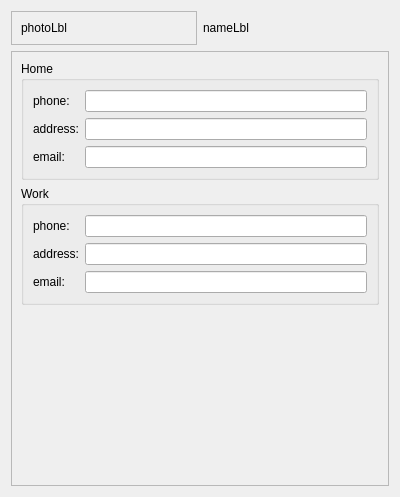
First picture: the form in src/contactdetails.ui, repository ZestyMeta/qontacts, before the edit.
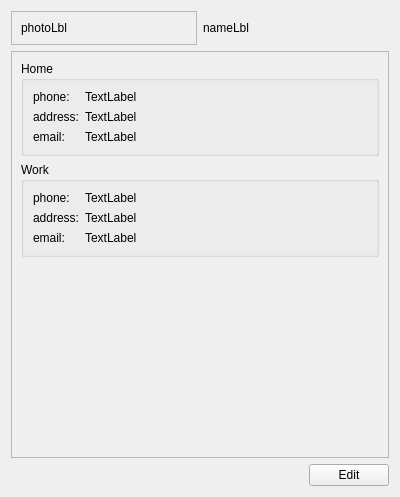
Second picture: the form after the edit. The open tabs and pages were chosen to show the change.

```diff
--- a/src/contactdetails.ui
+++ b/src/contactdetails.ui
@@ -60,6 +60,25 @@
     </layout>
    </item>
    <item>
+    <widget class="QStackedWidget" name="stackedWidget">
+     <property name="currentIndex">
+      <number>0</number>
+     </property>
+     <widget class="QWidget" name="editablePage">
+      <layout class="QVBoxLayout" name="verticalLayout_3">
+       <property name="leftMargin">
+        <number>0</number>
+       </property>
+       <property name="topMargin">
+        <number>0</number>
+       </property>
+       <property name="rightMargin">
+        <number>0</number>
+       </property>
+       <property name="bottomMargin">
+        <number>0</number>
+       </property>
+       <item>
     <widget class="QScrollArea" name="scrollArea">
      <property name="widgetResizable">
       <bool>true</bool>
@@ -70,7 +89,7 @@
         <x>0</x>
         <y>0</y>
         <width>380</width>
-        <height>432</height>
+            <height>397</height>
        </rect>
       </property>
       <layout class="QVBoxLayout" name="verticalLayout_2">
@@ -164,6 +183,208 @@
           </size>
          </property>
         </spacer>
+           </item>
+          </layout>
+         </widget>
+        </widget>
+       </item>
+       <item>
+        <layout class="QHBoxLayout" name="horizontalLayout_3">
+         <item>
+          <spacer name="horizontalSpacer">
+           <property name="orientation">
+            <enum>Qt::Horizontal</enum>
+           </property>
+           <property name="sizeHint" stdset="0">
+            <size>
+             <width>40</width>
+             <height>20</height>
+            </size>
+           </property>
+          </spacer>
+         </item>
+         <item>
+          <widget class="QPushButton" name="saveBtn">
+           <property name="text">
+            <string>Save</string>
+           </property>
+          </widget>
+         </item>
+        </layout>
+       </item>
+      </layout>
+     </widget>
+     <widget class="QWidget" name="readOnlyPage">
+      <layout class="QVBoxLayout" name="verticalLayout_5">
+       <property name="leftMargin">
+        <number>0</number>
+       </property>
+       <property name="topMargin">
+        <number>0</number>
+       </property>
+       <property name="rightMargin">
+        <number>0</number>
+       </property>
+       <property name="bottomMargin">
+        <number>0</number>
+       </property>
+       <item>
+        <widget class="QScrollArea" name="scrollArea_2">
+         <property name="widgetResizable">
+          <bool>true</bool>
+         </property>
+         <widget class="QWidget" name="scrollAreaWidgetContents_2">
+          <property name="geometry">
+           <rect>
+            <x>0</x>
+            <y>0</y>
+            <width>380</width>
+            <height>397</height>
+           </rect>
+          </property>
+          <layout class="QVBoxLayout" name="verticalLayout_4">
+           <item>
+            <widget class="QGroupBox" name="groupBox_3">
+             <property name="title">
+              <string>Home</string>
+             </property>
+             <layout class="QFormLayout" name="formLayout_3">
+              <item row="0" column="0">
+               <widget class="QLabel" name="label_7">
+                <property name="text">
+                 <string>phone:</string>
+                </property>
+               </widget>
+              </item>
+              <item row="1" column="0">
+               <widget class="QLabel" name="label_8">
+                <property name="text">
+                 <string>address:</string>
+                </property>
+               </widget>
+              </item>
+              <item row="2" column="0">
+               <widget class="QLabel" name="label_9">
+                <property name="text">
+                 <string>email:</string>
+                </property>
+               </widget>
+              </item>
+              <item row="0" column="1">
+               <widget class="QLabel" name="homephone">
+                <property name="text">
+                 <string>TextLabel</string>
+                </property>
+               </widget>
+              </item>
+              <item row="1" column="1">
+               <widget class="QLabel" name="homeaddress">
+                <property name="text">
+                 <string>TextLabel</string>
+                </property>
+               </widget>
+              </item>
+              <item row="2" column="1">
+               <widget class="QLabel" name="homeemail">
+                <property name="text">
+                 <string>TextLabel</string>
+                </property>
+               </widget>
+              </item>
+             </layout>
+            </widget>
+           </item>
+           <item>
+            <widget class="QGroupBox" name="groupBox_4">
+             <property name="title">
+              <string>Work</string>
+             </property>
+             <layout class="QFormLayout" name="formLayout_4">
+              <item row="0" column="0">
+               <widget class="QLabel" name="label_10">
+                <property name="text">
+                 <string>phone:</string>
+                </property>
+               </widget>
+              </item>
+              <item row="1" column="0">
+               <widget class="QLabel" name="label_11">
+                <property name="text">
+                 <string>address:</string>
+                </property>
+               </widget>
+              </item>
+              <item row="2" column="0">
+               <widget class="QLabel" name="label_12">
+                <property name="text">
+                 <string>email:</string>
+                </property>
+               </widget>
+              </item>
+              <item row="0" column="1">
+               <widget class="QLabel" name="workphone">
+                <property name="text">
+                 <string>TextLabel</string>
+                </property>
+               </widget>
+              </item>
+              <item row="1" column="1">
+               <widget class="QLabel" name="workaddress">
+                <property name="text">
+                 <string>TextLabel</string>
+                </property>
+               </widget>
+              </item>
+              <item row="2" column="1">
+               <widget class="QLabel" name="workemail">
+                <property name="text">
+                 <string>TextLabel</string>
+                </property>
+               </widget>
+              </item>
+             </layout>
+            </widget>
+           </item>
+           <item>
+            <spacer name="verticalSpacer_2">
+             <property name="orientation">
+              <enum>Qt::Vertical</enum>
+             </property>
+             <property name="sizeHint" stdset="0">
+              <size>
+               <width>20</width>
+               <height>40</height>
+              </size>
+             </property>
+            </spacer>
+           </item>
+          </layout>
+         </widget>
+        </widget>
+       </item>
+       <item>
+        <layout class="QHBoxLayout" name="horizontalLayout_4">
+         <item>
+          <spacer name="horizontalSpacer_2">
+           <property name="orientation">
+            <enum>Qt::Horizontal</enum>
+           </property>
+           <property name="sizeHint" stdset="0">
+            <size>
+             <width>40</width>
+             <height>20</height>
+            </size>
+           </property>
+          </spacer>
+         </item>
+         <item>
+          <widget class="QPushButton" name="editBtn">
+           <property name="text">
+            <string>Edit</string>
+           </property>
+          </widget>
+         </item>
+        </layout>
        </item>
       </layout>
      </widget>
```
Left out of the diff: 12 changed lines with no effect on the pictures. Lines whose indentation alone changed are shown as unchanged.
